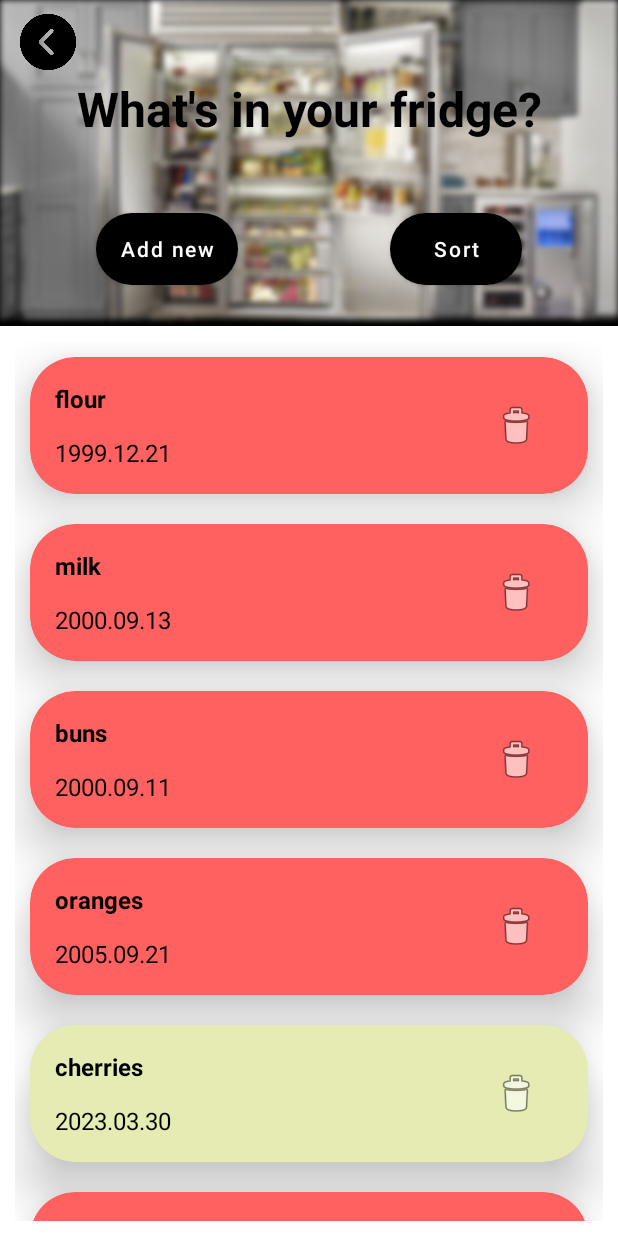
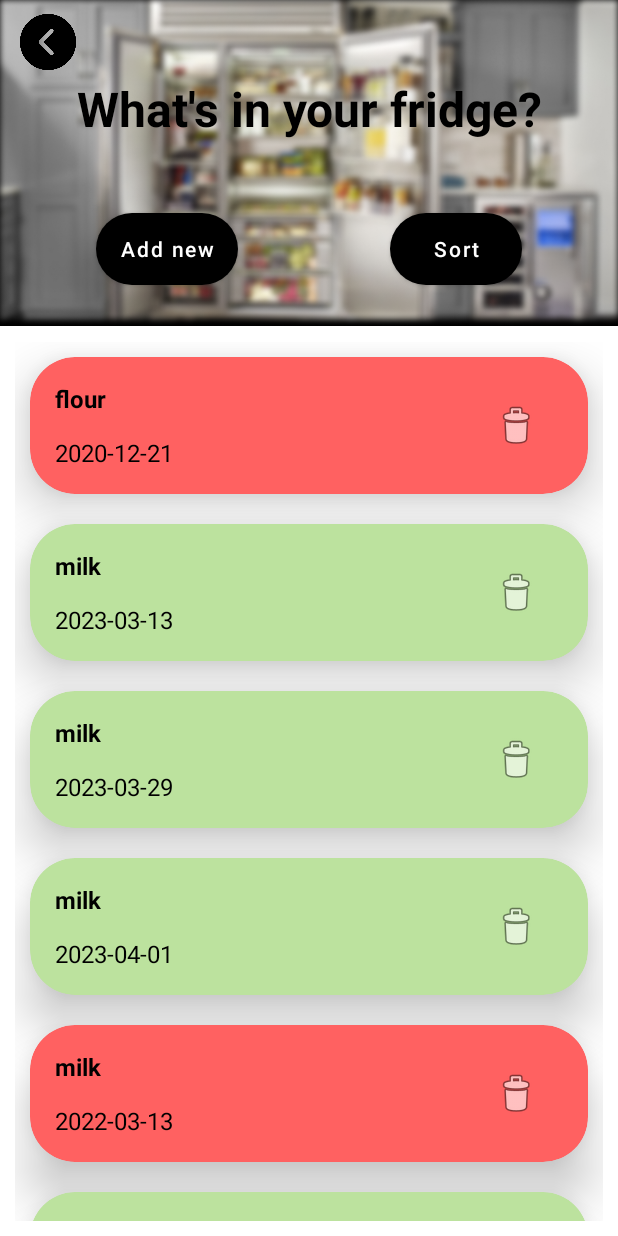
Before and after one commit to Ka3wo123/RecipesApp, an Android app: the FridgeActivity screen opened directly, with no data from a screen before it, on a phone screen of 412 x 824 dp. Run offline under Robolectric (Android 15) with nearby library versions, the phone set to English and light mode, and no system bars.

Commit message:
Corrections in adapter

```diff
--- a/Target App/app/src/main/java/com/example/recipesapp/Libraries/ProductAdapter.java
+++ b/Target App/app/src/main/java/com/example/recipesapp/Libraries/ProductAdapter.java
@@ -3,6 +3,7 @@ package com.example.recipesapp.Libraries;
 import android.content.Context;
 import android.content.res.ColorStateList;
 import android.graphics.Color;
+import android.util.Log;
 import android.view.LayoutInflater;
 import android.view.View;
 import android.view.ViewGroup;
@@ -17,6 +18,7 @@ import androidx.recyclerview.widget.RecyclerView;
 import com.example.recipesapp.R;
 
 import java.time.LocalDate;
+import java.time.Month;
 import java.util.ArrayList;
 import java.util.Calendar;
 import java.util.HashMap;
@@ -46,32 +48,59 @@ public class ProductAdapter extends RecyclerView.Adapter<ProductAdapter.ProductH
         holder.name.setText(product.getName());
         holder.expDate.setText(product.getExpirationDate());
 
-        String[] split = holder.expDate.getText().toString().split("\\.");
-        String[] currentDateSplit = currentDate.toString().split("-");
 
-        Map<String, Integer> dateDiff = new HashMap<>();
-        dateDiff.put("year", Integer.parseInt(split[0]) - Integer.parseInt(currentDateSplit[0]));
-        dateDiff.put("month", Integer.parseInt(split[1]) - Integer.parseInt(currentDateSplit[1]));
-        dateDiff.put("day", Integer.parseInt(split[2]) - Integer.parseInt(currentDateSplit[2]));
-        dateDiff.put("dayGreater", Integer.parseInt(split[2]) - Integer.parseInt(currentDateSplit[2]));
+        LocalDate holderDate = LocalDate.parse(holder.expDate.getText());
+        LocalDate diffYears = holderDate.minusYears(currentDate.getYear());
+        LocalDate diffMonths = holderDate.minusMonths(currentDate.getMonthValue());
+        LocalDate diffDays = holderDate.minusDays(currentDate.getDayOfMonth());
 
-        if (dateDiff.get("year") < 0) {
-            holder.cardView.setCardBackgroundColor(Color.parseColor("#FF6161"));
-        }
-        if (dateDiff.get("year") == 0 && dateDiff.get("month") < 0) {
-            holder.cardView.setCardBackgroundColor(Color.parseColor("#FF6161"));
-        }
-        if (dateDiff.get("year") == 0 && dateDiff.get("month") == 0 && dateDiff.get("day") < 0) {
+        //TODO month >
+        int year = diffYears.getYear();
+        int month = diffMonths.getMonthValue();
+        int dayOfMonth = diffDays.getDayOfMonth();
+        Log.v("diff", "X " + year + " " + month + " " + dayOfMonth);
+        if(year < 0 || (year == 0 && month < 0) || (year == 0 && month == 0 && dayOfMonth < 0)) {
             holder.cardView.setCardBackgroundColor(Color.parseColor("#FF6161"));
         }
 
-        if (dateDiff.get("year") == 0 && dateDiff.get("month") == 0 && dateDiff.get("day") == 0) {
+//        if(year == 0 && month < 0) {
+//            holder.cardView.setCardBackgroundColor(Color.parseColor("#FF6161"));
+//        }
+//
+//        if(year == 0 && month == 0 && dayOfMonth < 0) {
+//            holder.cardView.setCardBackgroundColor(Color.parseColor("#FF6161"));
+//        }
+
+        if(year == 0 && month == 0 && dayOfMonth == 0) {
             holder.cardView.setCardBackgroundColor(Color.parseColor("#F8C4B4"));
         }
 
-        if (dateDiff.get("dayGreater") > 0 && dateDiff.get("dayGreater") < 7) {
-            holder.cardView.setCardBackgroundColor(Color.parseColor("#E5EBB2"));
-        }
+
+//        String[] split = holder.expDate.getText().toString().split("\\.");
+//        String[] currentDateSplit = currentDate.toString().split("-");
+//
+//        Map<String, Integer> dateDiff = new HashMap<>();
+//        dateDiff.put("year", Integer.parseInt(split[0]) - Integer.parseInt(currentDateSplit[0]));
+//        dateDiff.put("month", Integer.parseInt(split[1]) - Integer.parseInt(currentDateSplit[1]));
+//        dateDiff.put("day", Integer.parseInt(split[2]) - Integer.parseInt(currentDateSplit[2]));
+//
+//        if (dateDiff.get("year") < 0) {
+//            holder.cardView.setCardBackgroundColor(Color.parseColor("#FF6161"));
+//        }
+//        if (dateDiff.get("year") == 0 && dateDiff.get("month") < 0) {
+//            holder.cardView.setCardBackgroundColor(Color.parseColor("#FF6161"));
+//        }
+//        if (dateDiff.get("year") == 0 && dateDiff.get("month") == 0 && dateDiff.get("day") < 0) {
+//            holder.cardView.setCardBackgroundColor(Color.parseColor("#FF6161"));
+//        }
+//
+//        if (dateDiff.get("year") == 0 && dateDiff.get("month") == 0 && dateDiff.get("day") == 0) {
+//            holder.cardView.setCardBackgroundColor(Color.parseColor("#F8C4B4"));
+//        }
+//
+//        if (dateDiff.get("year") == 0 && dateDiff.get("month") > 0 && (dateDiff.get("day") > 0 && dateDiff.get("day") < 7)) {
+//            holder.cardView.setCardBackgroundColor(Color.parseColor("#E5EBB2"));
+//        }
 
 
     }
--- a/Target App/app/src/main/java/com/example/recipesapp/fridge/AddNewPopup.java
+++ b/Target App/app/src/main/java/com/example/recipesapp/fridge/AddNewPopup.java
@@ -86,6 +86,6 @@ public class AddNewPopup extends AppCompatDialogFragment {
     }
 
     private String makeStringDate(int day, int month, int year) {
-        return year + "." + "0" + month + "." + day;
+        return year + "-" + "0" + month + "-" + day;
     }
 }
--- a/Target App/app/src/main/java/com/example/recipesapp/fridge/FridgeActivity.java
+++ b/Target App/app/src/main/java/com/example/recipesapp/fridge/FridgeActivity.java
@@ -54,15 +54,13 @@ public class FridgeActivity extends AppCompatActivity implements AddNewPopup.Add
         productAdapter = new ProductAdapter(this, products);
         recyclerView.setAdapter(productAdapter);
 
-        products.add(new Product("flour", "1999.12.21") );
-        products.add(new Product("milk", "2000.09.13"));
-        products.add(new Product("buns", "2000.09.11"));
-        products.add(new Product("oranges", "2005.09.21") );
-        products.add(new Product("cherries", "2023.03.30"));
-        products.add(new Product("apples", "2023.03.25"));
-        products.add(new Product("oats", "2024.03.21"));
-        products.add(new Product("chocolate", "1999.03.21"));
-        products.add(new Product("beer", "2000.03.21") );
+        products.add(new Product("flour", "2020-12-21") );
+        products.add(new Product("milk", "2023-03-13"));
+        products.add(new Product("milk", "2023-03-29"));
+        products.add(new Product("milk", "2023-04-01"));
+        products.add(new Product("milk", "2022-03-13"));
+        products.add(new Product("milk", "2023-04-13"));
+
 
 
         productAdapter.notifyDataSetChanged();
@@ -74,7 +72,7 @@ public class FridgeActivity extends AppCompatActivity implements AddNewPopup.Add
     public void apply(String name, String date) {
         // TODO trzeba dodawać jeszcze rzecz jasna do bazy danych
         products.add(new Product(name, date));
-        productAdapter.notifyDataSetChanged();
+        productAdapter.notifyItemInserted(products.size() - 1);
     }
 
     private void sortProducts() {
```
